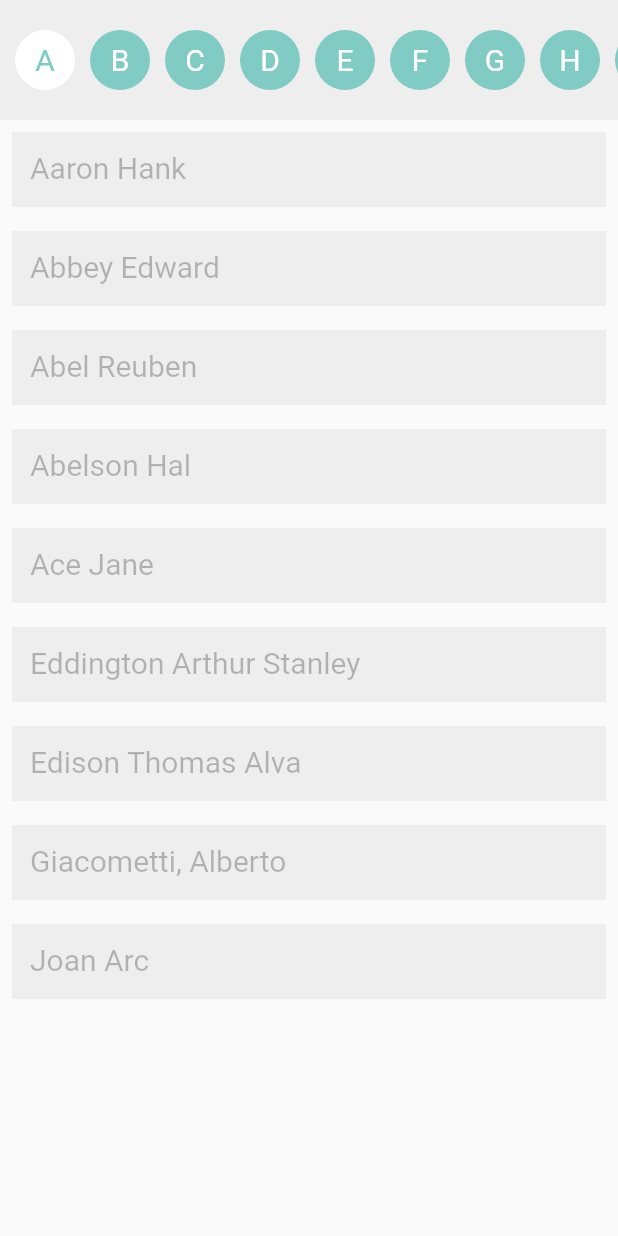
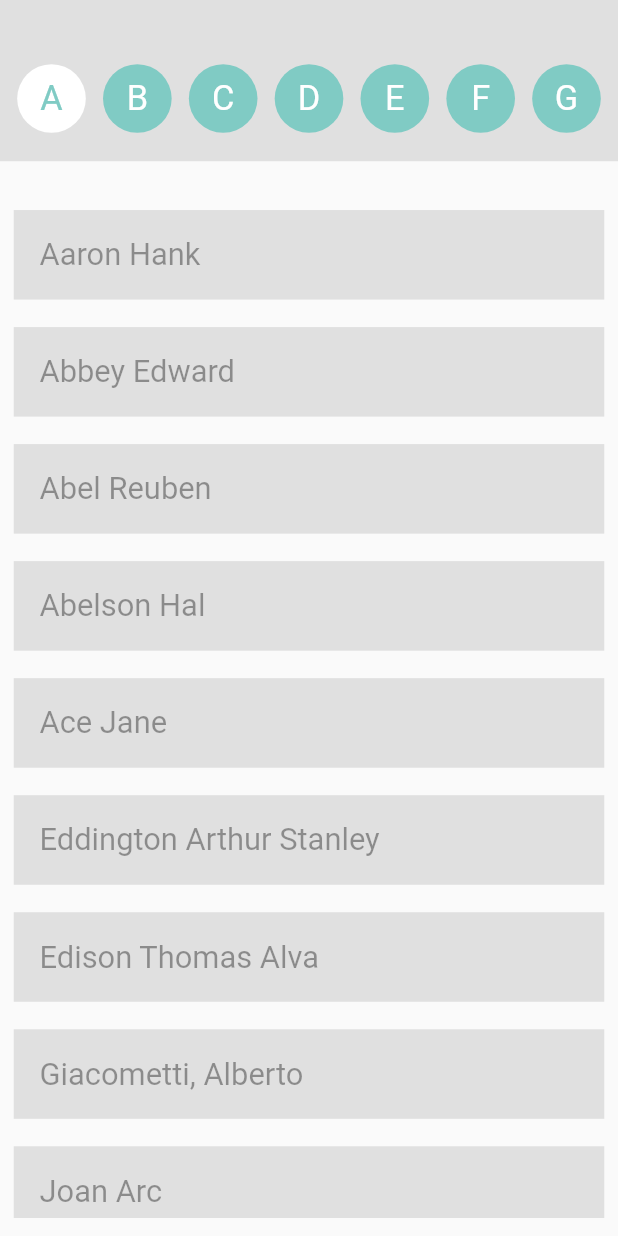
Before and after one commit to NayanTala-Tagline/MatchMde-Flutter, a Flutter app: the screen it shows after launch, after a tap on an icon or button, on a phone screen of 412 x 824 dp. Run offline on Flutter 3.47's test engine with Material 2 defaults, Android fonts, the phone set to English and light mode, and no system bars; our stand-ins replace flutter_screenutil.

Commit message:
initial commit

```diff
--- a/lib/main.dart
+++ b/lib/main.dart
@@ -1,12 +1,11 @@
 import 'package:flutter/material.dart';
+import 'package:flutter_screenutil/flutter_screenutil.dart';
 import 'package:matchmde_assessment/provider/contact_details_provider.dart';
 import 'package:matchmde_assessment/screen/main_page.dart';
 import 'package:provider/provider.dart';
 
 void main() {
-  runApp(MultiProvider(providers: [
-    ChangeNotifierProvider(create: (context) => ContactDetailsProvider(),)
-  ],child: const MyApp()));
+  runApp(const MyApp());
 }
 
 class MyApp extends StatelessWidget {
@@ -15,6 +14,15 @@ class MyApp extends StatelessWidget {
   // This widget is the root of your application.
   @override
   Widget build(BuildContext context) {
+    return MultiProvider(
+      providers: [
+        ChangeNotifierProvider(create: (context) => ContactDetailsProvider(),),
+      ],
+      child: ScreenUtilInit(
+          designSize: const Size(360, 690),
+          minTextAdapt: true,
+          splitScreenMode: true,
+        builder: (context, child) {
           return MaterialApp(
             title: 'Flutter Demo',
             debugShowCheckedModeBanner: false,
@@ -24,4 +32,7 @@ class MyApp extends StatelessWidget {
             home: const MainPage(),
           );
         }
+      ),
+    );
   }
+}
--- a/lib/provider/contact_details_provider.dart
+++ b/lib/provider/contact_details_provider.dart
@@ -4,19 +4,24 @@ import 'package:matchmde_assessment/util/common_widget.dart';
 class ContactDetailsProvider extends ChangeNotifier {
 
   late List<String> _contactDetails = CommonWidget.contactDetails;
+  int _selectedAlphabet = 30;
 
   List<String> get getContactDetails => _contactDetails;
-
   set setContactDetails(List<String> value) {
     _contactDetails = value;
     notifyListeners();
   }
 
-  static int selectedAlphabet = 30;
+  int get getSelectedAlphabet => _selectedAlphabet;
+  // set setSelectedAlphabet(int value) {
+  //   _selectedAlphabet = value;
+  //   notifyListeners();
+  // }
 
-  static List<String> matchingContacts(int onSelectedAlphabet) {
-    (selectedAlphabet != onSelectedAlphabet) ? selectedAlphabet = onSelectedAlphabet : selectedAlphabet = 30;
+  List<String> fetchMatchingContacts(int onSelectedAlphabet) {
+    (_selectedAlphabet != onSelectedAlphabet) ? _selectedAlphabet = onSelectedAlphabet : _selectedAlphabet = 30;
     List<String> userDetails = [];
+
       for (int p = 0; p < CommonWidget.contactDetails.length; p++) {
         String userContact = CommonWidget.contactDetails[p];
         final splitUserContact = CommonWidget.contactDetails[p].split(' ');
@@ -26,10 +31,12 @@ class ContactDetailsProvider extends ChangeNotifier {
           }
         }
       }
+
       Set<String> seen = <String>{};
-    userDetails = (selectedAlphabet == 30)
+      userDetails = (_selectedAlphabet == 30)
           ? CommonWidget.contactDetails
           : userDetails.where((contact) => seen.add(contact)).toList();
       return userDetails;
+
   }
 }
--- a/lib/screen/main_page.dart
+++ b/lib/screen/main_page.dart
@@ -1,4 +1,5 @@
 import 'package:flutter/material.dart';
+import 'package:flutter_screenutil/flutter_screenutil.dart';
 import 'package:matchmde_assessment/provider/contact_details_provider.dart';
 import 'package:provider/provider.dart';
 
@@ -7,31 +8,33 @@ class MainPage extends StatelessWidget {
 
   @override
   Widget build(BuildContext context) {
-    return Consumer<ContactDetailsProvider>(builder: (context, value, _) {
     return Scaffold(
-        body: Column(
+      body: Consumer<ContactDetailsProvider>(
+          builder: (context, value, _) {
+            return Column(
               children: [
                 Container(
-              height: 80,
-              color: Colors.grey.shade200,
+                  height: 90.h,
+                  padding: EdgeInsets.only(top: 30.h, bottom: 10.h),
+                  color: Colors.grey.shade300,
                   child: ListView.builder(
                       scrollDirection: Axis.horizontal,
                       itemCount: 26,
                       itemBuilder: (context, index) {
                         return Padding(
-                      padding: const EdgeInsets.only(left: 10.0),
+                          padding: EdgeInsets.only(left: 10.w),
                           child: GestureDetector(
                             onTap: () {
-                          value.setContactDetails = ContactDetailsProvider.matchingContacts(index);
+                              value.setContactDetails = value.fetchMatchingContacts(index);
                             },
                             child: CircleAvatar(
-                          minRadius: 20,
+                              minRadius: 20.r,
                               backgroundColor:
-                              (ContactDetailsProvider.selectedAlphabet != index) ? Colors.teal.shade200 : Colors.white,
+                              (value.getSelectedAlphabet != index) ? Colors.teal.shade200 : Colors.white,
                               child: Text(String.fromCharCode(index + 65),
                                   style: TextStyle(
-                                  fontSize: 20,
-                                  color: (ContactDetailsProvider.selectedAlphabet == index)
+                                      fontSize: 20.sp,
+                                      color: (value.getSelectedAlphabet == index)
                                           ? Colors.teal.shade200
                                           : Colors.white)),
                             ),
@@ -39,43 +42,54 @@ class MainPage extends StatelessWidget {
                         );
                       }),
                 ),
+                SizedBox(height: 10.sp),
                 (value.getContactDetails.isNotEmpty)
                     ? Flexible(
+                      child: Padding(
+                        padding: EdgeInsets.symmetric(vertical: 10.h),
                         child: ListView.builder(
                           itemCount: value.getContactDetails.length,
+                          shrinkWrap: true,
+                          padding: EdgeInsets.zero,
                           itemBuilder: (context, index) {
                             return Padding(
-                            padding: const EdgeInsets.all(8.0),
+                              padding: EdgeInsets.all(8.sp),
                               child: Container(
-                              height: 50,
-                              color: Colors.grey.shade200,
+                                height: 50.h,
+                                color: Colors.grey.shade300,
                                 child: Padding(
-                                padding: const EdgeInsets.all(12.0),
+                                  padding: EdgeInsets.only(left: 15.sp),
+                                  child: Align(
+                                    alignment: Alignment.centerLeft,
                                     child: Text(
                                       value.getContactDetails[index],
-                                  style: const TextStyle(
-                                    fontSize: 20,
-                                    color: Colors.black26,
+                                      style: TextStyle(
+                                        fontSize: 18.sp,
+                                        color: Colors.black38,
+                                      ),
                                     ),
                                   ),
                                 ),
                               ),
                             );
-                        }))
-                : const Expanded(
+                          }),
+                      ),
+                    )
+                    : Expanded(
                   child: Center(
                     child: Text(
                       "No Data",
                       style: TextStyle(
-                          fontSize: 20,
-                          color: Colors.black26,
+                        fontSize: 18.sp,
+                        color: Colors.black38,
                       ),
                     ),
                   ),
                 ),
               ],
+            );
+          }
       ),
     );
-    });
   }
 }
--- a/pubspec.yaml
+++ b/pubspec.yaml
@@ -32,6 +32,7 @@ dependencies:
   flutter:
     sdk: flutter
   provider: ^6.0.5
+  flutter_screenutil: ^5.6.1
 
   # The following adds the Cupertino Icons font to your application.
   # Use with the CupertinoIcons class for iOS style icons.
```
Lines whose indentation alone changed are shown as unchanged.
